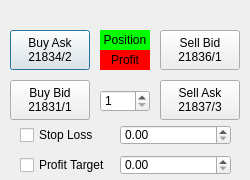
This is TradeCube/swingtradedialog.ui in ifhuang/AutoTrade as Qt 5 draws it before an edit. The edited form follows.
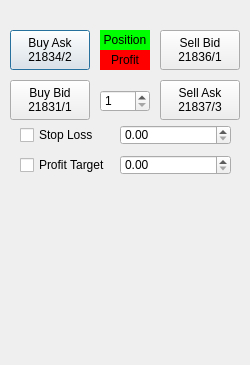
This is the edited form.

Diff of the .ui file:
```diff
--- a/TradeCube/swingtradedialog.ui
+++ b/TradeCube/swingtradedialog.ui
@@ -10,7 +10,7 @@
     <x>0</x>
     <y>0</y>
     <width>250</width>
-    <height>180</height>
+    <height>365</height>
    </rect>
   </property>
   <property name="windowTitle">
```
